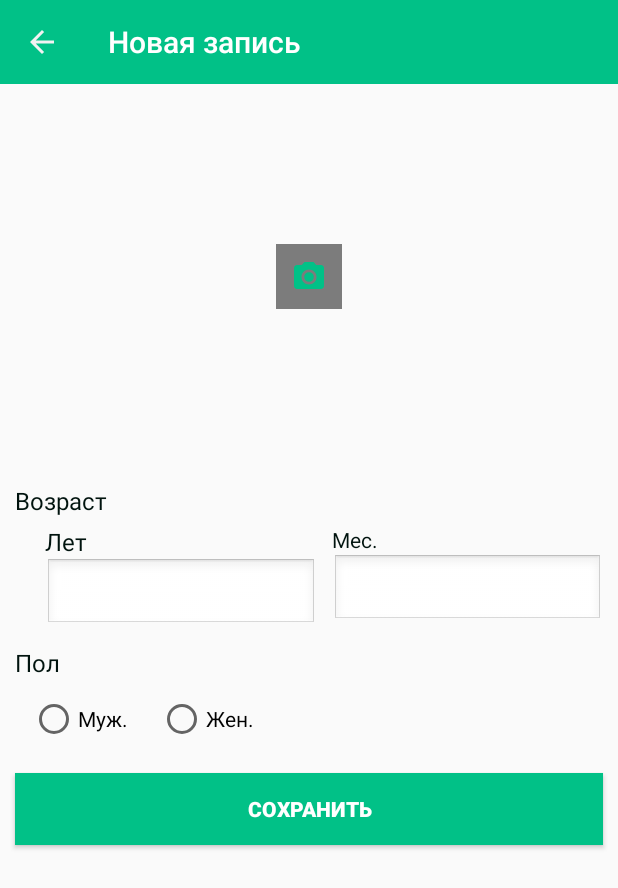
After one commit to jokermt235/CharbaKGAndroid, an Android app: the HorseOffspringFormActivity screen opened directly, with no data from a screen before it, on a phone screen of 412 x 824 dp. The commit adds this screen. Shown: the top 888 px of the screen. Run offline under Robolectric (Android 15) with nearby library versions, the phone set to English and light mode, and no system bars.

Commit message:
Added  HorseOffspring module

```diff
--- a/app/src/main/AndroidManifest.xml
+++ b/app/src/main/AndroidManifest.xml
@@ -9,7 +9,8 @@
         android:roundIcon="@mipmap/ic_launcher_round"
         android:supportsRtl="true"
         android:theme="@style/AppTheme">
-        <activity android:name=".View.MrsOffspringFormActivity"></activity>
+        <activity android:name=".View.HorseOffspringFormActivity"></activity>
+        <activity android:name=".View.MrsOffspringFormActivity" />
         <activity android:name=".View.MrsOffspringActivity" />
         <activity android:name=".View.HorseOffspringActivity" />
         <activity android:name=".View.KrsOffspringFormActivity" />
--- a/app/src/main/java/org/exesoft/charbakg/Adapter/MrsAdapter.java
+++ b/app/src/main/java/org/exesoft/charbakg/Adapter/MrsAdapter.java
@@ -49,7 +49,7 @@ public class MrsAdapter extends BaseAdapter {
         TextView  mrsAdded = convertView.findViewById(R.id.mrsAdded);
         //serial.setText(items.get(position).get());
         spiciesCount.setText(items.get(position).get("amount").toString());
-        spicies.setText(items.get(position).get("spicies").toString());
+        spicies.setText(items.get(position).get("species").toString());
         mrsAdded.setText( new SimpleDateFormat("dd.MM.yyyy").format(items.get(position).get("added")));
         image.setImageBitmap(icon);
         return convertView;
--- a/app/src/main/java/org/exesoft/charbakg/View/HorseOffspringActivity.java
+++ b/app/src/main/java/org/exesoft/charbakg/View/HorseOffspringActivity.java
@@ -97,7 +97,8 @@ public class HorseOffspringActivity extends AppCompatActivity {
         addHorseOffspringBtn.setOnClickListener(new View.OnClickListener() {
             @Override
             public void onClick(View v) {
-
+                startActivity(new Intent(getApplicationContext(), HorseOffspringFormActivity.class));
+                finish();
             }
         });
     }
--- /dev/null
+++ b/app/src/main/java/org/exesoft/charbakg/View/HorseOffspringFormActivity.java
@@ -0,0 +1,67 @@
+package org.exesoft.charbakg.View;
+
+import androidx.appcompat.app.AppCompatActivity;
+
+import android.content.Intent;
+import android.os.Bundle;
+import android.util.Log;
+import android.view.View;
+import android.widget.Button;
+import android.widget.EditText;
+import android.widget.RadioButton;
+import android.widget.RadioGroup;
+
+import org.exesoft.charbakg.Callback.OnSavedResult;
+import org.exesoft.charbakg.Controller.SimpleLoader;
+import org.exesoft.charbakg.R;
+
+import java.util.Date;
+import java.util.HashMap;
+import java.util.Map;
+
+public class HorseOffspringFormActivity extends AppCompatActivity {
+    private static String TAG = "HorseOffspringFormActivity";
+    private EditText ageYear;
+    private EditText ageMonth;
+    private RadioGroup sex;
+    private Button saveBtn;
+    @Override
+    protected void onCreate(Bundle savedInstanceState) {
+        super.onCreate(savedInstanceState);
+        setContentView(R.layout.activity_horse_offspring_form);
+        //Init ageYear , ageMonth EditText
+        ageYear = findViewById(R.id.horseOffspringFormAgeYear);
+        ageMonth = findViewById(R.id.horseOffspringFormAgeMonth);
+        //Init sex RadioGroup
+        sex  = findViewById(R.id.horseOffspringFormSex);
+        // Init saveBtn Button
+        saveBtn = findViewById(R.id.horseOffspringFormSaveBtn);
+        saveBtn.setOnClickListener(new View.OnClickListener() {
+            @Override
+            public void onClick(View v) {
+                save();
+            }
+        });
+        //Init toolbar
+        AppToolbar.initSimpleToolbar(this,R.id.horseOffspringFormToolbar);
+    }
+
+    private void save(){
+        Map<String, Object> offspring = new HashMap<>();
+        offspring.put("ageYear",Integer.parseInt(ageYear.getText().toString().isEmpty() ? "0": ageYear.getText().toString()));
+        offspring.put("ageMonth",Integer.parseInt(ageMonth.getText().toString().isEmpty() ? "0": ageMonth.getText().toString()));
+        int sexView = sex.getCheckedRadioButtonId();
+        RadioButton sex = findViewById(sexView);
+        offspring.put("sex",sex.getText().toString());
+        offspring.put("added",new Date().getTime());
+        offspring.put("slaughter", false);
+        SimpleLoader.save("horse_offspring", offspring,new OnSavedResult(){
+            @Override
+            public void onSave(boolean saved) {
+                super.onSave(saved);
+                startActivity(new Intent(getApplicationContext(), HorseOffspringActivity.class));
+                finish();
+            }
+        });
+    }
+}
--- a/app/src/main/java/org/exesoft/charbakg/View/MrsOffspringActivity.java
+++ b/app/src/main/java/org/exesoft/charbakg/View/MrsOffspringActivity.java
@@ -4,6 +4,7 @@ import androidx.appcompat.app.AppCompatActivity;
 
 import android.content.Intent;
 import android.os.Bundle;
+import android.util.Log;
 import android.view.View;
 import android.widget.EditText;
 import android.widget.ImageButton;
@@ -11,13 +12,19 @@ import android.widget.ListView;
 import android.widget.ProgressBar;
 import android.widget.TextView;
 
+import org.exesoft.charbakg.Adapter.LivestockAdapter;
+import org.exesoft.charbakg.Adapter.MrsAdapter;
 import org.exesoft.charbakg.Callback.OnDatePickerResult;
+import org.exesoft.charbakg.Callback.OnSimpleLoaderResult;
 import org.exesoft.charbakg.Component.DateInput;
+import org.exesoft.charbakg.Controller.SimpleLoader;
 import org.exesoft.charbakg.Modal.DatePicker;
 import org.exesoft.charbakg.R;
 
 import java.text.SimpleDateFormat;
+import java.util.ArrayList;
 import java.util.Date;
+import java.util.Map;
 
 public class MrsOffspringActivity extends AppCompatActivity {
     private static String TAG = "MrsOffspringActivity";
@@ -91,5 +98,48 @@ public class MrsOffspringActivity extends AppCompatActivity {
         progressBar = findViewById(R.id.mrsOffspringProgressBar);
         //Init sumText TextView
         sumText = findViewById(R.id.mrsOffspringSum);
+        // Init refreshBtn ImageButton
+        refreshBtn = findViewById(R.id.mrsOffspringRefreshBtn);
+        refreshBtn.setOnClickListener(new View.OnClickListener() {
+            @Override
+            public void onClick(View v) {
+                localLoader();
+            }
+        });
+    }
+
+    @Override
+    protected void onResume() {
+        super.onResume();
+        localLoader();
+    }
+
+    public void localLoader(){
+        progressBar.setVisibility(View.VISIBLE);
+        offspringListView.setAdapter(null);
+        SimpleLoader.filter("mrs_offspring",dateFrom.getTime(),dateTo.getTime(), new OnSimpleLoaderResult() {
+            @Override
+            public void onResult(ArrayList<Map<String, Object>> items){
+                Log.d(TAG, "Result of elements is been recieved");
+                if(items.size() == 0){
+                    progressBar.setVisibility(View.GONE);
+                }else{
+                    if(items.size() > 0){
+                        progressBar.setVisibility(View.GONE);
+                        sumText.setText(Integer.toString(items.size()));
+                        MrsAdapter livestockAdapter = new MrsAdapter(activity);
+                        livestockAdapter.setItems(items);
+                        offspringListView.setAdapter(livestockAdapter);
+                    }
+                }
+            }
+        });
+    }
+
+    @Override
+    public void onBackPressed() {
+        super.onBackPressed();
+        startActivity(new Intent(getApplicationContext(), HomeActivity.class));
+        finish();
     }
 }
--- /dev/null
+++ b/app/src/main/res/layout/activity_horse_offspring_form.xml
@@ -0,0 +1,188 @@
+<?xml version="1.0" encoding="utf-8"?>
+<androidx.constraintlayout.widget.ConstraintLayout xmlns:android="http://schemas.android.com/apk/res/android"
+    xmlns:app="http://schemas.android.com/apk/res-auto"
+    xmlns:tools="http://schemas.android.com/tools"
+    android:layout_width="match_parent"
+    android:layout_height="match_parent"
+    tools:context=".View.HorseOffspringFormActivity">
+    <LinearLayout
+        android:layout_width="0dp"
+        android:layout_height="0dp"
+        android:orientation="vertical"
+        app:layout_constraintBottom_toBottomOf="parent"
+        app:layout_constraintEnd_toEndOf="parent"
+        app:layout_constraintStart_toStartOf="parent"
+        app:layout_constraintTop_toTopOf="parent">
+
+        <androidx.appcompat.widget.Toolbar
+            android:id="@+id/horseOffspringFormToolbar"
+            android:layout_width="match_parent"
+            android:layout_height="wrap_content"
+            android:background="?attr/colorPrimary"
+            android:hapticFeedbackEnabled="false"
+            android:minHeight="?attr/actionBarSize"
+            android:theme="?attr/actionBarTheme"
+            app:title="@string/addForm"
+            app:titleTextColor="@android:color/white" />
+        <LinearLayout android:layout_width="match_parent"
+            android:layout_height="256dip"
+            android:orientation="vertical">
+            <androidx.constraintlayout.widget.ConstraintLayout
+                android:id="@+id/horseOffspringFormImageConstraint"
+                android:layout_width="match_parent"
+                android:layout_height="wrap_content">
+
+                <androidx.viewpager.widget.ViewPager
+                    android:id="@+id/horseOffspringFormBanner"
+                    android:layout_width="match_parent"
+                    android:layout_height="wrap_content"
+                    android:layout_gravity="center"
+                    app:layout_constraintRight_toRightOf="parent"
+                    app:layout_constraintLeft_toLeftOf="parent"
+                    app:layout_constraintBottom_toBottomOf="parent"
+                    app:layout_constraintTop_toTopOf="parent">
+
+                </androidx.viewpager.widget.ViewPager>
+                <ImageButton
+                    android:id="@+id/horseOffspringFormUploadBtn"
+                    android:layout_width="wrap_content"
+                    android:layout_height="43dp"
+                    android:background="@android:drawable/screen_background_dark_transparent"
+                    android:padding="10dip"
+                    app:layout_constraintBottom_toBottomOf="parent"
+                    app:layout_constraintLeft_toLeftOf="parent"
+                    app:layout_constraintRight_toRightOf="parent"
+                    app:layout_constraintTop_toTopOf="parent"
+                    app:srcCompat="@drawable/ic_camera_alt_black_24dp" />
+            </androidx.constraintlayout.widget.ConstraintLayout>
+            <LinearLayout
+                android:id="@+id/horseOffspringFormDots"
+                android:layout_width="match_parent"
+                android:layout_height="wrap_content"
+                android:orientation="horizontal">
+
+            </LinearLayout>
+        </LinearLayout>
+        <LinearLayout
+            android:layout_width="match_parent"
+            android:layout_height="wrap_content"
+            android:orientation="vertical"
+            android:layout_marginStart="10dip"
+            android:layout_marginEnd="10dip"
+            android:layout_marginTop="5dip"
+            android:layout_marginBottom="5dip">
+            <TextView
+                android:id="@+id/horseOffspringFormAgeLabel"
+                android:layout_width="match_parent"
+                android:layout_height="wrap_content"
+                android:layout_marginTop="5dip"
+                android:layout_marginBottom="5dip"
+                android:text="@string/ageLabel"
+                android:textColor="@color/colorLabelDark"
+                android:textSize="16sp" />
+            <LinearLayout
+                android:layout_width="match_parent"
+                android:layout_height="wrap_content"
+                android:orientation="horizontal"
+                android:layout_marginStart="10dip">
+                <LinearLayout
+                    android:layout_width="match_parent"
+                    android:layout_height="wrap_content"
+                    android:layout_weight="1"
+                    android:orientation="vertical"
+                    android:layout_marginStart="10dip">
+
+                    <TextView
+                        android:layout_width="wrap_content"
+                        android:layout_height="wrap_content"
+                        android:text="@string/year"
+                        android:textColor="@color/colorLabelDark"
+                        android:textSize="16sp"></TextView>
+                    <EditText
+                        android:id="@+id/horseOffspringFormAgeYear"
+                        android:layout_width="match_parent"
+                        android:layout_height="wrap_content"
+                        android:background="@android:drawable/edit_text"
+                        android:ems="10"
+                        android:inputType="number" />
+                </LinearLayout>
+                <LinearLayout
+                    android:layout_width="match_parent"
+                    android:layout_height="wrap_content"
+                    android:orientation="vertical"
+                    android:layout_weight="1"
+                    android:layout_marginStart="10dip">
+
+                    <TextView
+                        android:layout_width="wrap_content"
+                        android:layout_height="wrap_content"
+                        android:text="@string/month"
+                        android:textColor="@color/colorLabelDark"></TextView>
+                    <EditText
+                        android:id="@+id/horseOffspringFormAgeMonth"
+                        android:layout_width="match_parent"
+                        android:layout_height="wrap_content"
+                        android:background="@android:drawable/edit_text"
+                        android:ems="10"
+                        android:inputType="number" />
+                </LinearLayout>
+            </LinearLayout>
+        </LinearLayout>
+
+        <LinearLayout
+            android:layout_width="match_parent"
+            android:layout_height="wrap_content"
+            android:layout_marginStart="10dip"
+            android:layout_marginEnd="10dip"
+            android:orientation="vertical">
+
+            <TextView
+                android:id="@+id/horseOffspringFormLabelSex"
+                android:layout_width="match_parent"
+                android:layout_height="wrap_content"
+                android:layout_marginTop="5dip"
+                android:layout_marginBottom="5dip"
+                android:text="@string/sex"
+                android:textColor="@color/colorLabelDark"
+                android:textSize="16sp" />
+
+            <RadioGroup
+                android:id="@+id/horseOffspringFormSex"
+                android:layout_width="match_parent"
+                android:layout_height="wrap_content"
+                android:layout_marginStart="10dip"
+                android:layout_marginTop="5dip"
+                android:layout_marginEnd="10dip"
+                android:orientation="horizontal">
+
+
+                <RadioButton
+                    android:id="@+id/horseOffspringFromMale"
+                    android:layout_width="wrap_content"
+                    android:layout_height="wrap_content"
+                    android:layout_marginEnd="10dip"
+                    android:text="@string/male" />
+
+                <RadioButton
+                    android:id="@+id/horseOffspringFormFemale"
+                    android:layout_width="wrap_content"
+                    android:layout_height="wrap_content"
+                    android:layout_marginStart="10dip"
+                    android:layout_marginEnd="5dip"
+                    android:text="@string/female" />
+            </RadioGroup>
+        </LinearLayout>
+
+        <Button
+            android:id="@+id/horseOffspringFormSaveBtn"
+            android:layout_width="match_parent"
+            android:layout_height="wrap_content"
+            android:layout_marginStart="10dip"
+            android:layout_marginTop="20dip"
+            android:layout_marginEnd="10dip"
+            android:background="@color/colorPrimary"
+            android:text="@string/save"
+            android:textColor="@android:color/white"
+            android:textStyle="bold" />
+    </LinearLayout>
+</androidx.constraintlayout.widget.ConstraintLayout>
```
